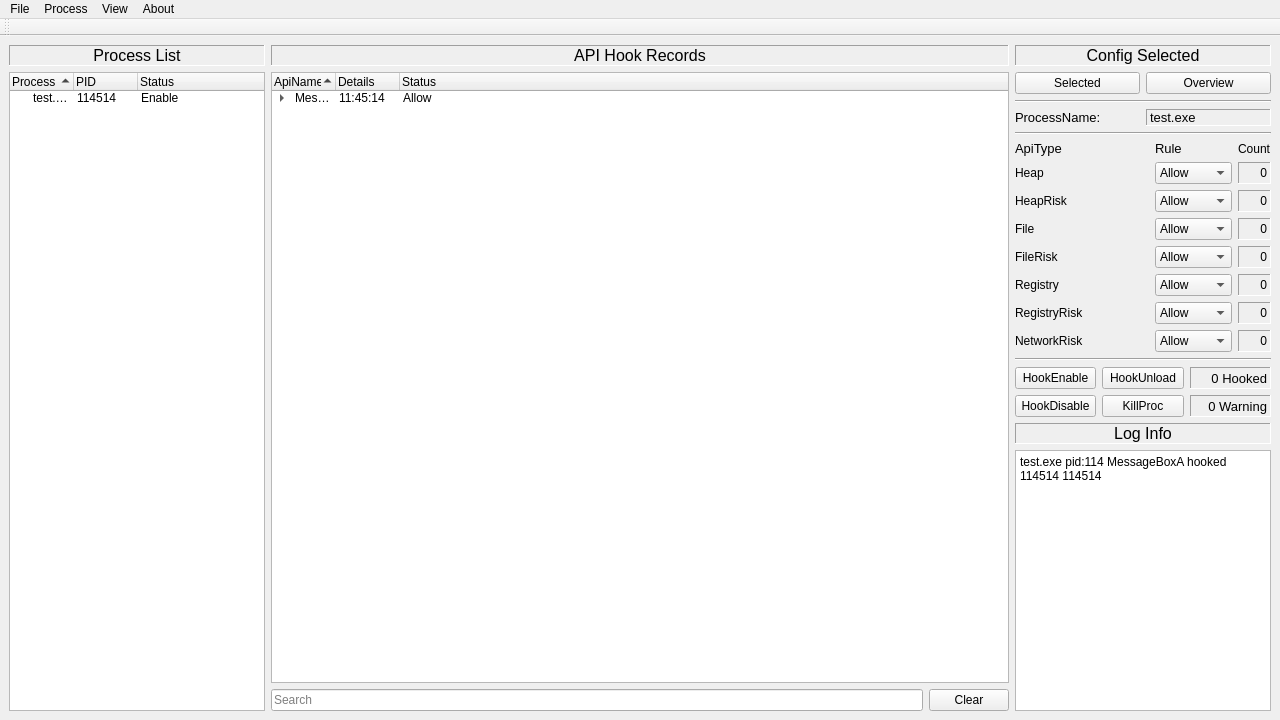
noxke/EzAPIGuard, file EzAPIGuardGUI/uics/MainWindow.ui: the form before one commit.
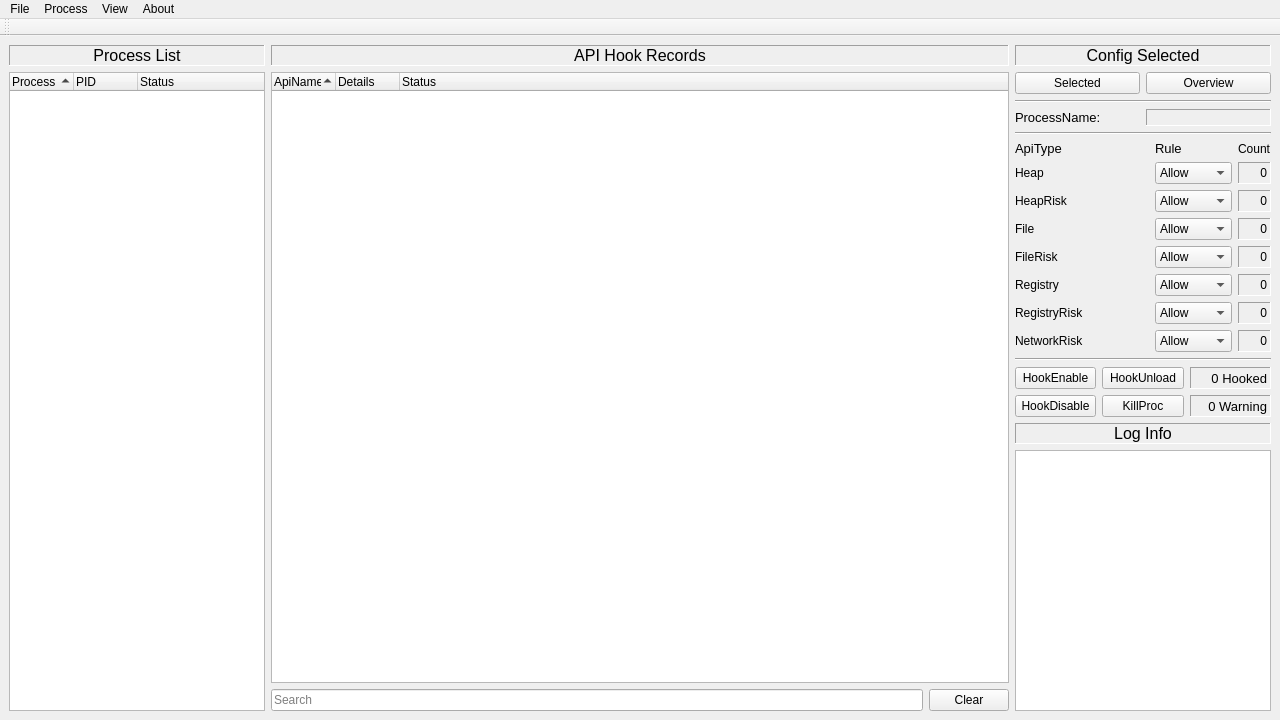
The form after the commit.

Commit message: gui-api 完成部分前端接口

Patch:
```diff
--- a/EzAPIGuardGUI/uics/MainWindow.ui
+++ b/EzAPIGuardGUI/uics/MainWindow.ui
@@ -114,17 +114,6 @@
             <string>Status</string>
            </property>
           </column>
-          <item>
-           <property name="text">
-            <string>test.exe</string>
-           </property>
-           <property name="text">
-            <string>114514</string>
-           </property>
-           <property name="text">
-            <string>Enable</string>
-           </property>
-          </item>
          </widget>
         </item>
        </layout>
@@ -218,33 +207,6 @@
             <string>Status</string>
            </property>
           </column>
-          <item>
-           <property name="text">
-            <string>MessageBoxA</string>
-           </property>
-           <property name="text">
-            <string>11:45:14</string>
-           </property>
-           <property name="text">
-            <string>Allow</string>
-           </property>
-           <item>
-            <property name="text">
-             <string>lpText</string>
-            </property>
-            <property name="text">
-             <string>114514</string>
-            </property>
-           </item>
-           <item>
-            <property name="text">
-             <string>lpCaption</string>
-            </property>
-            <property name="text">
-             <string>114514</string>
-            </property>
-           </item>
-          </item>
          </widget>
         </item>
         <item>
@@ -359,7 +321,7 @@
              <enum>QFrame::Sunken</enum>
             </property>
             <property name="text">
-             <string notr="true">test.exe</string>
+             <string notr="true"/>
             </property>
            </widget>
           </item>
@@ -813,7 +775,7 @@
 &lt;html&gt;&lt;head&gt;&lt;meta name=&quot;qrichtext&quot; content=&quot;1&quot; /&gt;&lt;style type=&quot;text/css&quot;&gt;
 p, li { white-space: pre-wrap; }
 &lt;/style&gt;&lt;/head&gt;&lt;body style=&quot; font-family:'SimSun'; font-size:9pt; font-weight:400; font-style:normal;&quot;&gt;
-&lt;p style=&quot; margin-top:0px; margin-bottom:0px; margin-left:0px; margin-right:0px; -qt-block-indent:0; text-indent:0px;&quot;&gt;test.exe pid:114 MessageBoxA hooked 114514 114514&lt;/p&gt;&lt;/body&gt;&lt;/html&gt;</string>
+&lt;p style=&quot;-qt-paragraph-type:empty; margin-top:0px; margin-bottom:0px; margin-left:0px; margin-right:0px; -qt-block-indent:0; text-indent:0px;&quot;&gt;&lt;br /&gt;&lt;/p&gt;&lt;/body&gt;&lt;/html&gt;</string>
           </property>
          </widget>
         </item>
```
Left out of the diff: 67 changed lines with no effect on the pictures. The commit also changes 5 other files.
